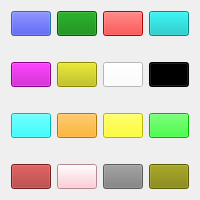
Before: the Qt Designer form ui/color_picker.ui in EBSP-Indexer/EBSP-Indexer, drawn with Qt 5.
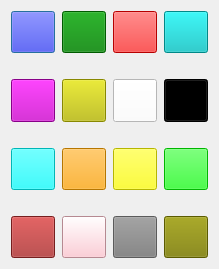
After: the same form once the commit is applied.

Commit message: Minor fixes to job manager, titled color_picker

The edit to the form file:
```diff
--- a/ui/color_picker.ui
+++ b/ui/color_picker.ui
@@ -6,8 +6,8 @@
    <rect>
     <x>0</x>
     <y>0</y>
-    <width>200</width>
-    <height>200</height>
+    <width>219</width>
+    <height>269</height>
    </rect>
   </property>
   <property name="minimumSize">
@@ -21,7 +21,7 @@
   </property>
   <layout class="QGridLayout" name="gridLayout">
    <property name="horizontalSpacing">
-    <number>-1</number>
+    <number>7</number>
    </property>
    <property name="verticalSpacing">
     <number>26</number>
```
Left out of the diff: 2 changed lines with no effect on the pictures. The commit also changes 3 other files.
